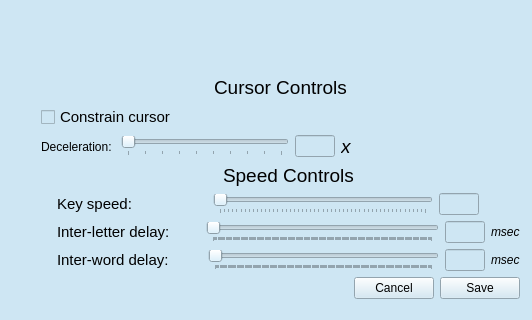
Old version of the form morse_input/src/morse_input/qt_files/morserOptions/morseroptions.ui in the repository ros-visualization/robhum_ui_utils; both pictures show x 0 to 532 and y 161 to 481 of the 532 by 481 pixel window.
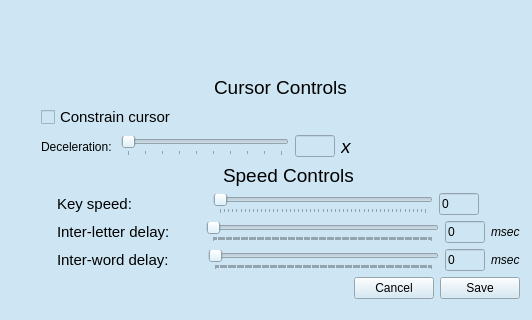
New version of the form.

Commit message: Fixed checkbox option saving for worddwellsegmentation. Added default string values to slider readouts in the options QTCreator file to ensure legal ints when expected at startup.

```diff
--- a/morse_input/src/morse_input/qt_files/morserOptions/morseroptions.ui
+++ b/morse_input/src/morse_input/qt_files/morserOptions/morseroptions.ui
@@ -544,6 +544,9 @@
              <height>16777215</height>
             </size>
            </property>
+           <property name="text">
+            <string>0</string>
+           </property>
            <property name="maxLength">
             <number>2</number>
            </property>
@@ -633,6 +636,9 @@
              <height>16777215</height>
             </size>
            </property>
+           <property name="text">
+            <string>0</string>
+           </property>
            <property name="maxLength">
             <number>4</number>
            </property>
@@ -715,6 +721,9 @@
              <height>16777215</height>
             </size>
            </property>
+           <property name="text">
+            <string>0</string>
+           </property>
            <property name="maxLength">
             <number>4</number>
            </property>
```
The commit also changes 1 other file.
